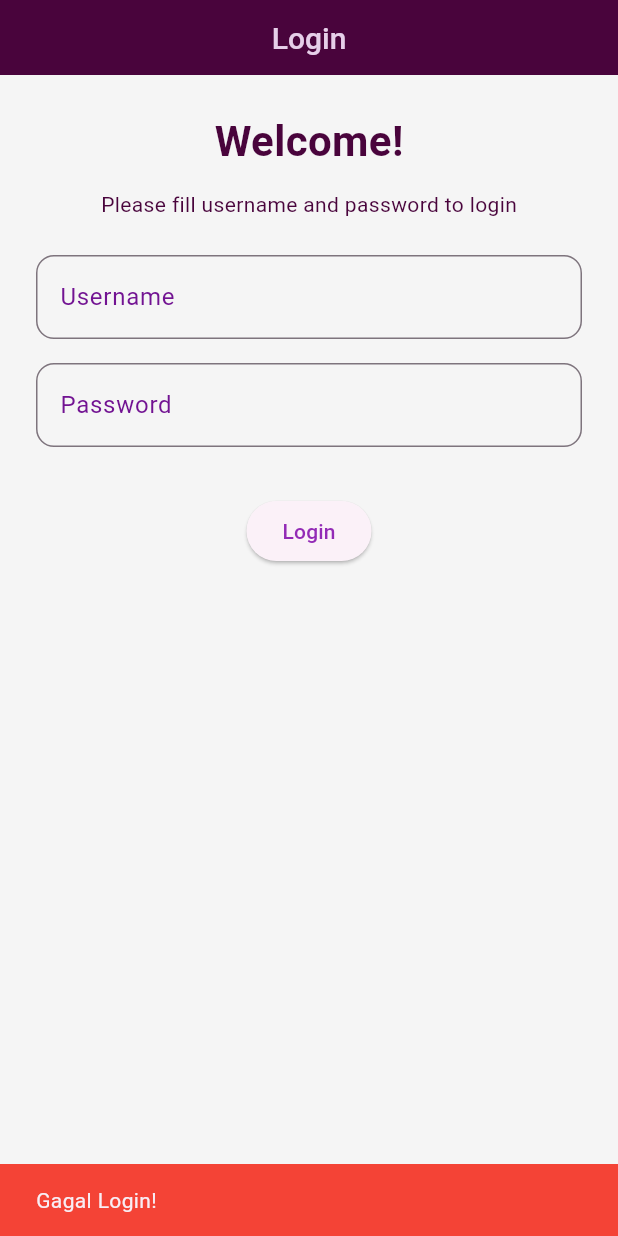
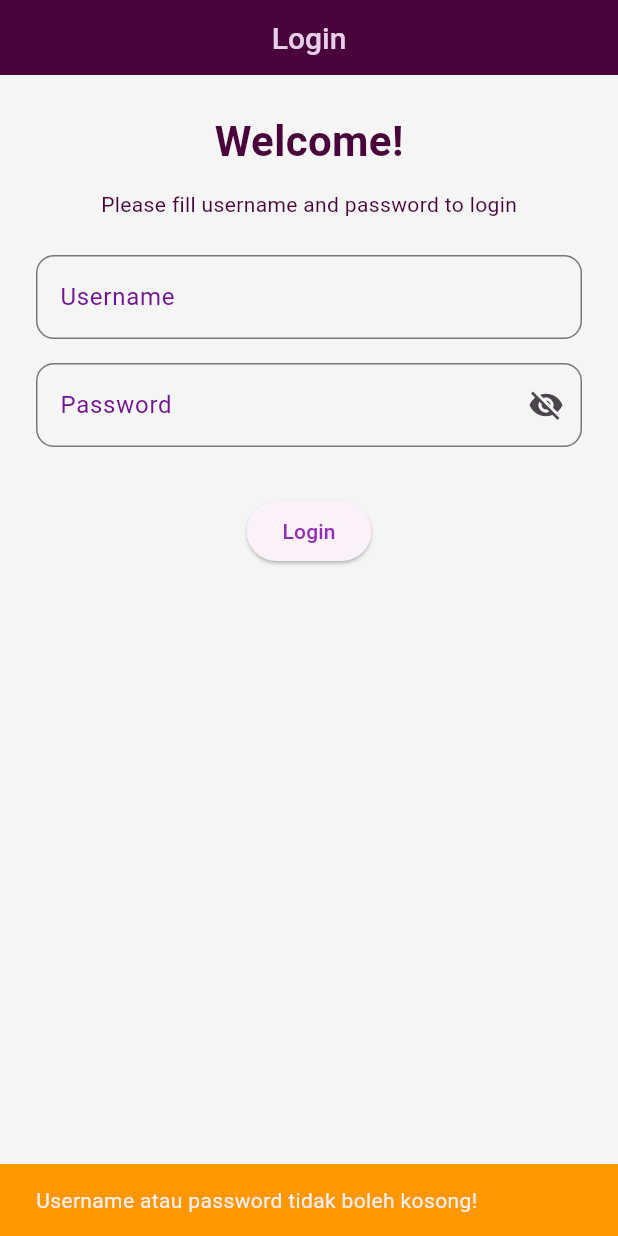
Before and after one commit to Mimirey/ToDoList_Project, a Flutter app: the screen it shows after launch, after a tap on "Login", on a phone screen of 412 x 824 dp. Run offline on Flutter 3.47's test engine with Material 3 defaults, Android fonts, the phone set to English and light mode, and no system bars; our stand-ins replace get.

Commit message:
fix:[SJM]fix/revisi

```diff
--- a/todolist_project/lib/components/custom_textfield.dart
+++ b/todolist_project/lib/components/custom_textfield.dart
@@ -1,33 +1,45 @@
 import 'package:flutter/material.dart';
+import 'package:flutter/services.dart';
 
 class CustomTextfield extends StatelessWidget {
   final bool isNumber;
   final TextEditingController controller;
   final String label;
   final Color labelColor;
-  final bool pass;
+  final bool pass; // pass/hide dikontrol dari parent
+  final VoidCallback? onSuffixIconTap;
 
   const CustomTextfield({
     super.key,
     required this.controller,
     required this.label,
     required this.labelColor,
-    required this.pass,
-    required this.isNumber,
+    this.pass = false,
+    this.isNumber = false,
+    this.onSuffixIconTap,
   });
 
   @override
   Widget build(BuildContext context) {
-    return Container(
-      child: TextField(
-        controller: controller,
-        obscureText: pass,
-        keyboardType: isNumber ? TextInputType.number : TextInputType.text,
-        decoration: InputDecoration(
-          labelText: label,
-          labelStyle: TextStyle(color: labelColor),
-          border: OutlineInputBorder(borderRadius: BorderRadius.circular(12)),
+    return TextField(
+      controller: controller,
+      obscureText: pass,
+      keyboardType: isNumber
+          ? TextInputType.number
+          : (pass ? TextInputType.visiblePassword : TextInputType.text),
+      inputFormatters: isNumber ? [FilteringTextInputFormatter.digitsOnly] : [],
+      decoration: InputDecoration(
+        labelText: label,
+        labelStyle: TextStyle(color: labelColor),
+        border: OutlineInputBorder(
+          borderRadius: BorderRadius.circular(12),
         ),
+        suffixIcon: onSuffixIconTap != null
+            ? IconButton(
+                icon: Icon(pass ? Icons.visibility_off : Icons.visibility),
+                onPressed: onSuffixIconTap,
+              )
+            : null,
       ),
     );
   }
--- a/todolist_project/lib/controllers/login_controller.dart
+++ b/todolist_project/lib/controllers/login_controller.dart
@@ -1,31 +1,54 @@
 import 'package:flutter/material.dart';
 import 'package:get/get.dart';
-import 'package:get/get_core/src/get_main.dart';
-import 'package:todolist_project/page/dashboard_page.dart';
 import 'package:todolist_project/routes/routes.dart';
 
-class LoginController {
-  final TextEditingController usernameController = TextEditingController();
-  final TextEditingController passwordController = TextEditingController();
+class LoginController extends GetxController {
+  // 🔹 TextEditingController untuk input
+  final usernameController = TextEditingController();
+  final passwordController = TextEditingController();
 
+  // 🔹 State untuk toggle password visibility
+  var isPasswordVisible = false.obs;
+
+  // 🔹 Toggle password show/hide
+  void togglePasswordVisibility() {
+    isPasswordVisible.value = !isPasswordVisible.value;
+  }
+
+  // 🔹 Login sederhana (bisa dikembangkan)
   void login(BuildContext context) {
-    String username = usernameController.text;
-    String password = passwordController.text;
+    String username = usernameController.text.trim();
+    String password = passwordController.text.trim();
 
+    if (username.isEmpty || password.isEmpty) {
+      ScaffoldMessenger.of(context).showSnackBar(
+        const SnackBar(
+          content: Text("Username atau password tidak boleh kosong!"),
+          backgroundColor: Colors.orange,
+        ),
+      );
+      return;
+    }
+
+    // Contoh login sederhana
     if (username == 'admin' && password == '123') {
+      // 🔹 Pastikan nama route benar
       Get.offAllNamed(AppRoutes.dahsboardPage);
     } else {
       ScaffoldMessenger.of(context).showSnackBar(
         const SnackBar(
-          content: Text("Gagal Login!"),
+          content: Text("Gagal Login! Username atau password salah."),
           backgroundColor: Colors.red,
         ),
       );
     }
   }
 
-  void dispose() {
+  // 🔹 Dispose controller
+  @override
+  void onClose() {
     usernameController.dispose();
     passwordController.dispose();
+    super.onClose();
   }
 }
--- a/todolist_project/lib/page/login_page.dart
+++ b/todolist_project/lib/page/login_page.dart
@@ -17,7 +17,9 @@ class LoginPage extends StatelessWidget {
         title: const Text(
           "Login",
           style: TextStyle(
-              fontWeight: FontWeight.w500, fontSize: 20, color: AppColors.textPrimary),
+              fontWeight: FontWeight.w500,
+              fontSize: 20,
+              color: AppColors.textPrimary),
         ),
         backgroundColor: AppColors.background,
         centerTitle: true,
@@ -58,18 +60,21 @@ class LoginPage extends StatelessWidget {
                   label: "Username",
                   labelColor: AppColors.primary3,
                   pass: false,
-                    isNumber: false),
+                  isNumber: false,
+                ),
               ),
 
-              // Password field
+              // Password field angka saja dengan show/hide
               Container(
                 margin: const EdgeInsets.only(bottom: 24),
-                child: CustomTextfield(
+                child: Obx(() => CustomTextfield(
                 controller: loginController.passwordController,
                 label: "Password",
                 labelColor: AppColors.primary3,
-                    pass: true,
-                    isNumber: true),
+                pass: !loginController.isPasswordVisible.value,
+                isNumber: true,
+                onSuffixIconTap: loginController.togglePasswordVisibility,
+              )),
               ),
 
               // Login button
@@ -80,7 +85,8 @@ class LoginPage extends StatelessWidget {
                   myTextColor: AppColors.primary2,
                   onPressed: () {
                     loginController.login(context);
-                    }),
+                  },
+                ),
               ),
             ],
           ),
```
Also changed, not shown: todolist_project/lib/binding/editNote_binding.dart (+3 -5 lines), todolist_project/lib/controllers/editNote_controller.dart (+17 -20 lines), todolist_project/lib/fragments/home_fragment.dart (+48 -20 lines), todolist_project/lib/page/addNote_page.dart (+16 -6 lines), todolist_project/lib/page/editNote_page.dart (+17 -25 lines). Lines whose indentation alone changed are shown as unchanged.
